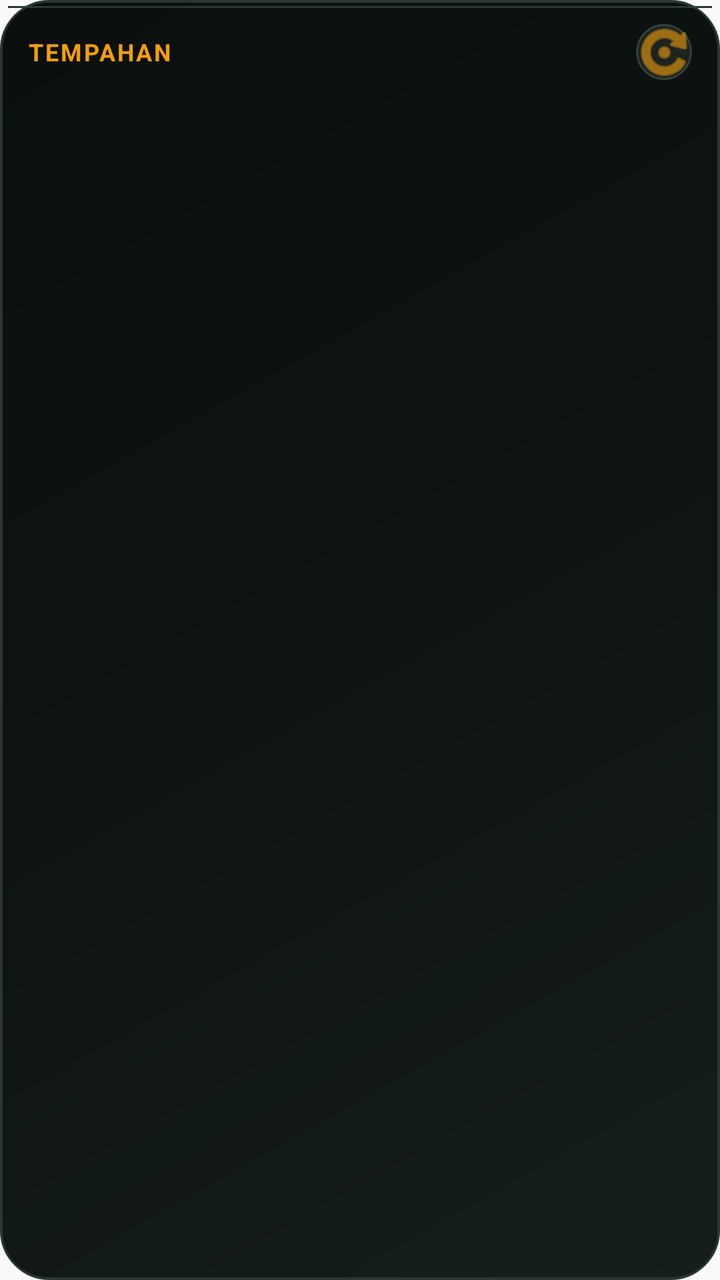
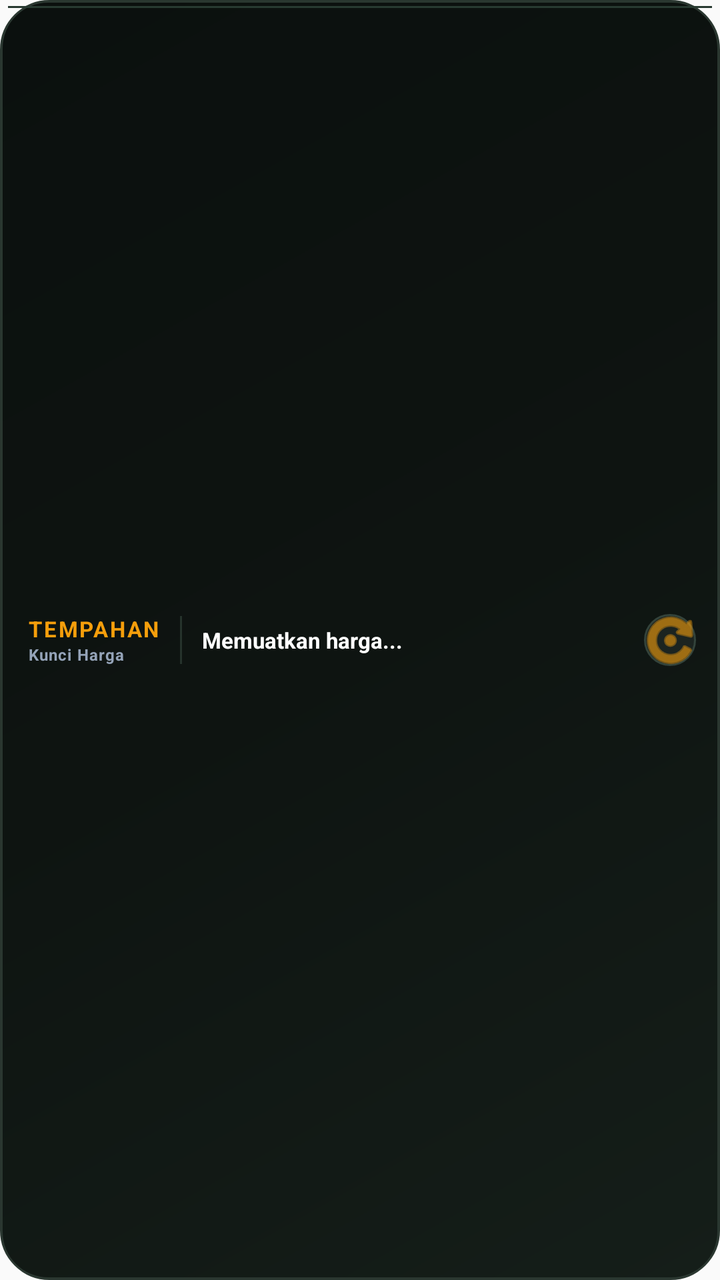

Screens rendered from an Android XML layout before and after an edit, with the pre-edit source and the edit as a unified diff.
<!-- AndroidManifest.xml: application theme AppTheme -->
<!-- res/layout/widget_pricing.xml -->
<?xml version="1.0" encoding="utf-8"?>
<LinearLayout xmlns:android="http://schemas.android.com/apk/res/android"
    android:layout_width="match_parent"
    android:layout_height="match_parent"
    android:orientation="vertical"
    android:background="@drawable/widget_background"
    android:padding="12dp">

    
    <LinearLayout
        android:id="@+id/pricing_widget_header_bar"
        android:layout_width="match_parent"
        android:layout_height="wrap_content"
        android:orientation="horizontal"
        android:gravity="center_vertical"
        android:paddingStart="2dp"
        android:paddingEnd="2dp"
        android:paddingBottom="6dp">

        <LinearLayout
            android:layout_width="0dp"
            android:layout_height="wrap_content"
            android:layout_weight="1"
            android:orientation="vertical"
            android:gravity="center_vertical">

            <TextView
                android:id="@+id/pricing_widget_title"
                android:layout_width="wrap_content"
                android:layout_height="wrap_content"
                android:text="TEMPAHAN"
                android:textColor="@color/widget_title_text"
                android:textSize="12sp"
                android:textStyle="bold"
                android:letterSpacing="0.08"
                android:singleLine="true" />

            <TextView
                android:id="@+id/pricing_widget_subtitle"
                android:layout_width="wrap_content"
                android:layout_height="wrap_content"
                android:text="Belum Key-in Harga (Lalu &amp; Baru)"
                android:textColor="@color/widget_tertiary_text"
                android:textSize="9.5sp"
                android:letterSpacing="0.03"
                android:singleLine="true"
                android:visibility="gone" />
        </LinearLayout>

        
        <ImageButton
            android:id="@+id/pricing_widget_refresh_button"
            android:layout_width="28dp"
            android:layout_height="28dp"
            android:padding="6dp"
            android:src="@android:drawable/ic_menu_rotate"
            android:background="@drawable/widget_refresh_bg"
            android:tint="@color/widget_title_text"
            android:contentDescription="Muat Semula" />

    </LinearLayout>

    
    <LinearLayout
        android:id="@+id/pricing_widget_summary_container"
        android:layout_width="match_parent"
        android:layout_height="wrap_content"
        android:background="@drawable/widget_summary_pill_bg"
        android:gravity="center"
        android:paddingStart="10dp"
        android:paddingEnd="10dp"
        android:paddingTop="6dp"
        android:paddingBottom="6dp"
        android:layout_marginTop="2dp"
        android:layout_marginBottom="6dp"
        android:visibility="gone">

        <TextView
            android:id="@+id/pricing_widget_summary"
            android:layout_width="match_parent"
            android:layout_height="wrap_content"
            android:textColor="@color/widget_title_accent"
            android:textSize="10.5sp"
            android:textStyle="bold"
            android:gravity="center"
            android:letterSpacing="0.02"
            android:singleLine="true"
            android:text="Memuatkan..."
            android:visibility="gone" />
    </LinearLayout>

    
    <ListView
        android:id="@+id/pricing_widget_orders_list"
        android:layout_width="match_parent"
        android:layout_height="0dp"
        android:layout_weight="1"
        android:scrollbars="vertical"
        android:divider="@android:color/transparent"
        android:dividerHeight="6dp"
        android:nestedScrollingEnabled="true"
        android:visibility="visible" />

    <TextView
        android:id="@+id/pricing_widget_empty_view"
        android:layout_width="match_parent"
        android:layout_height="0dp"
        android:layout_weight="1"
        android:gravity="center"
        android:textColor="@color/widget_muted_text"
        android:textSize="11sp"
        android:lineSpacingExtra="3dp"
        android:visibility="gone" />

</LinearLayout>
<!-- resources referenced by this layout -->
<resources>
  <color name="widget_muted_text">#64748B</color>
  <color name="widget_tertiary_text">#94A3B8</color>
  <color name="widget_title_accent">#10B981</color>
  <color name="widget_title_text">#F59E0B</color>
  <!-- drawable widget_background (drawable) -->
  <?xml version="1.0" encoding="utf-8"?>
  <layer-list xmlns:android="http://schemas.android.com/apk/res/android">
      
      <item>
          <shape android:shape="rectangle">
              <solid android:color="@color/widget_background" />
              <corners android:radius="24dp" />
              <stroke
                  android:width="1.5dp"
                  android:color="@color/widget_stroke" />
          </shape>
      </item>
      
      <item android:left="1.5dp" android:right="1.5dp" android:top="1.5dp" android:bottom="1.5dp">
          <shape android:shape="rectangle">
              <gradient
                  android:angle="135"
                  android:startColor="#151E19"
                  android:centerColor="#0E1411"
                  android:endColor="#0B100E"
                  android:type="linear" />
              <corners android:radius="22.5dp" />
          </shape>
      </item>
      
      <item android:left="4dp" android:right="4dp" android:top="3dp" android:height="1dp">
          <shape android:shape="rectangle">
              <solid android:color="#283A31" />
          </shape>
      </item>
  </layer-list>
  <!-- drawable widget_refresh_bg (drawable) -->
  <?xml version="1.0" encoding="utf-8"?>
  <shape xmlns:android="http://schemas.android.com/apk/res/android"
      android:shape="oval">
      <solid android:color="@color/widget_card_background" />
      <stroke
          android:width="1dp"
          android:color="@color/widget_card_stroke" />
  </shape>
  <!-- drawable widget_summary_pill_bg (drawable) -->
  <?xml version="1.0" encoding="utf-8"?>
  <shape xmlns:android="http://schemas.android.com/apk/res/android"
      android:shape="rectangle">
      <solid android:color="@color/widget_surface" />
      <corners android:radius="12dp" />
      <stroke
          android:width="1dp"
          android:color="@color/widget_divider" />
  </shape>
  <style name="AppTheme" parent="Theme.AppCompat.Light.DarkActionBar">
          
          <item name="colorPrimary">@color/colorPrimary</item>
          <item name="colorPrimaryDark">@color/colorPrimaryDark</item>
          <item name="colorAccent">@color/colorAccent</item>
      </style>
  <color name="widget_background">#0F1411</color>
  <color name="widget_stroke">#2A3730</color>
  <color name="widget_card_background">#1C2420</color>
  <color name="widget_card_stroke">#33433B</color>
  <color name="widget_surface">#161D19</color>
  <color name="widget_divider">#26332C</color>
  <color name="colorPrimary">#1A1816</color>
  <color name="colorPrimaryDark">#2D2520</color>
  <color name="colorAccent">#D4A853</color>
</resources>

<!-- the commit's change to res/layout/widget_pricing.xml (unified diff, before → after) -->
@@ -2,114 +2,96 @@
 <LinearLayout xmlns:android="http://schemas.android.com/apk/res/android"
     android:layout_width="match_parent"
     android:layout_height="match_parent"
-    android:orientation="vertical"
+    android:orientation="horizontal"
+    android:gravity="center_vertical"
     android:background="@drawable/widget_background"
-    android:padding="12dp">
+    android:paddingStart="14dp"
+    android:paddingEnd="12dp"
+    android:paddingTop="6dp"
+    android:paddingBottom="6dp">
 
     
     <LinearLayout
         android:id="@+id/pricing_widget_header_bar"
-        android:layout_width="match_parent"
+        android:layout_width="wrap_content"
         android:layout_height="wrap_content"
-        android:orientation="horizontal"
-        android:gravity="center_vertical"
-        android:paddingStart="2dp"
-        android:paddingEnd="2dp"
-        android:paddingBottom="6dp">
+        android:orientation="vertical"
+        android:gravity="start|center_vertical">
 
-        <LinearLayout
-            android:layout_width="0dp"
+        <TextView
+            android:id="@+id/pricing_widget_title"
+            android:layout_width="wrap_content"
             android:layout_height="wrap_content"
-            android:layout_weight="1"
-            android:orientation="vertical"
-            android:gravity="center_vertical">
+            android:text="TEMPAHAN"
+            android:textColor="@color/widget_title_text"
+            android:textSize="11sp"
+            android:textStyle="bold"
+            android:letterSpacing="0.08"
+            android:singleLine="true" />
 
-            <TextView
-                android:id="@+id/pricing_widget_title"
-                android:layout_width="wrap_content"
-                android:layout_height="wrap_content"
-                android:text="TEMPAHAN"
-                android:textColor="@color/widget_title_text"
-                android:textSize="12sp"
-                android:textStyle="bold"
-                android:letterSpacing="0.08"
-                android:singleLine="true" />
+        <TextView
+            android:id="@+id/pricing_widget_subtitle"
+            android:layout_width="wrap_content"
+            android:layout_height="wrap_content"
+            android:text="Kunci Harga"
+            android:textColor="@color/widget_tertiary_text"
+            android:textSize="8sp"
+            android:textStyle="bold"
+            android:letterSpacing="0.05"
+            android:singleLine="true" />
+    </LinearLayout>
 
-            <TextView
-                android:id="@+id/pricing_widget_subtitle"
-                android:layout_width="wrap_content"
-                android:layout_height="wrap_content"
-                android:text="Belum Key-in Harga (Lalu &amp; Baru)"
-                android:textColor="@color/widget_tertiary_text"
-                android:textSize="9.5sp"
-                android:letterSpacing="0.03"
-                android:singleLine="true"
-                android:visibility="gone" />
-        </LinearLayout>
-
-        
-        <ImageButton
-            android:id="@+id/pricing_widget_refresh_button"
-            android:layout_width="28dp"
-            android:layout_height="28dp"
-            android:padding="6dp"
-            android:src="@android:drawable/ic_menu_rotate"
-            android:background="@drawable/widget_refresh_bg"
-            android:tint="@color/widget_title_text"
-            android:contentDescription="Muat Semula" />
-
-    </LinearLayout>
+    
+    <View
+        android:layout_width="1dp"
+        android:layout_height="24dp"
+        android:background="@color/widget_divider"
+        android:layout_marginStart="10dp"
+        android:layout_marginEnd="10dp" />
 
     
     <LinearLayout
         android:id="@+id/pricing_widget_summary_container"
-        android:layout_width="match_parent"
+        android:layout_width="0dp"
         android:layout_height="wrap_content"
-        android:background="@drawable/widget_summary_pill_bg"
-        android:gravity="center"
-        android:paddingStart="10dp"
-        android:paddingEnd="10dp"
-        android:paddingTop="6dp"
-        android:paddingBottom="6dp"
-        android:layout_marginTop="2dp"
-        android:layout_marginBottom="6dp"
-        android:visibility="gone">
+        android:layout_weight="1"
+        android:gravity="center_vertical">
 
         <TextView
             android:id="@+id/pricing_widget_summary"
             android:layout_width="match_parent"
             android:layout_height="wrap_content"
-            android:textColor="@color/widget_title_accent"
-            android:textSize="10.5sp"
+            android:textColor="@color/widget_primary_text"
+            android:textSize="11sp"
             android:textStyle="bold"
-            android:gravity="center"
-            android:letterSpacing="0.02"
             android:singleLine="true"
-            android:text="Memuatkan..."
-            android:visibility="gone" />
+            android:ellipsize="end"
+            android:text="Memuatkan harga..." />
     </LinearLayout>
 
     
     <ListView
         android:id="@+id/pricing_widget_orders_list"
-        android:layout_width="match_parent"
+        android:layout_width="0dp"
         android:layout_height="0dp"
-        android:layout_weight="1"
-        android:scrollbars="vertical"
-        android:divider="@android:color/transparent"
-        android:dividerHeight="6dp"
-        android:nestedScrollingEnabled="true"
-        android:visibility="visible" />
+        android:visibility="gone" />
 
     <TextView
         android:id="@+id/pricing_widget_empty_view"
-        android:layout_width="match_parent"
+        android:layout_width="0dp"
         android:layout_height="0dp"
-        android:layout_weight="1"
-        android:gravity="center"
-        android:textColor="@color/widget_muted_text"
-        android:textSize="11sp"
-        android:lineSpacingExtra="3dp"
         android:visibility="gone" />
 
+    
+    <ImageButton
+        android:id="@+id/pricing_widget_refresh_button"
+        android:layout_width="26dp"
+        android:layout_height="26dp"
+        android:padding="5dp"
+        android:src="@android:drawable/ic_menu_rotate"
+        android:background="@drawable/widget_refresh_bg"
+        android:tint="@color/widget_title_text"
+        android:contentDescription="Muat Semula"
+        android:layout_marginStart="6dp" />
+
 </LinearLayout>
<!-- resource entries referenced after the edit -->
@@ -1,8 +1,8 @@
 <!-- resources referenced by this layout -->
 <resources>
-  <color name="widget_muted_text">#64748B</color>
+  <color name="widget_divider">#26332C</color>
+  <color name="widget_primary_text">#FFFFFF</color>
   <color name="widget_tertiary_text">#94A3B8</color>
-  <color name="widget_title_accent">#10B981</color>
   <color name="widget_title_text">#F59E0B</color>
   <!-- drawable widget_background (drawable) -->
   <?xml version="1.0" encoding="utf-8"?>
@@ -45,16 +45,6 @@
           android:width="1dp"
           android:color="@color/widget_card_stroke" />
   </shape>
-  <!-- drawable widget_summary_pill_bg (drawable) -->
-  <?xml version="1.0" encoding="utf-8"?>
-  <shape xmlns:android="http://schemas.android.com/apk/res/android"
-      android:shape="rectangle">
-      <solid android:color="@color/widget_surface" />
-      <corners android:radius="12dp" />
-      <stroke
-          android:width="1dp"
-          android:color="@color/widget_divider" />
-  </shape>
   <style name="AppTheme" parent="Theme.AppCompat.Light.DarkActionBar">
           
           <item name="colorPrimary">@color/colorPrimary</item>
@@ -65,8 +55,6 @@
   <color name="widget_stroke">#2A3730</color>
   <color name="widget_card_background">#1C2420</color>
   <color name="widget_card_stroke">#33433B</color>
-  <color name="widget_surface">#161D19</color>
-  <color name="widget_divider">#26332C</color>
   <color name="colorPrimary">#1A1816</color>
   <color name="colorPrimaryDark">#2D2520</color>
   <color name="colorAccent">#D4A853</color>
